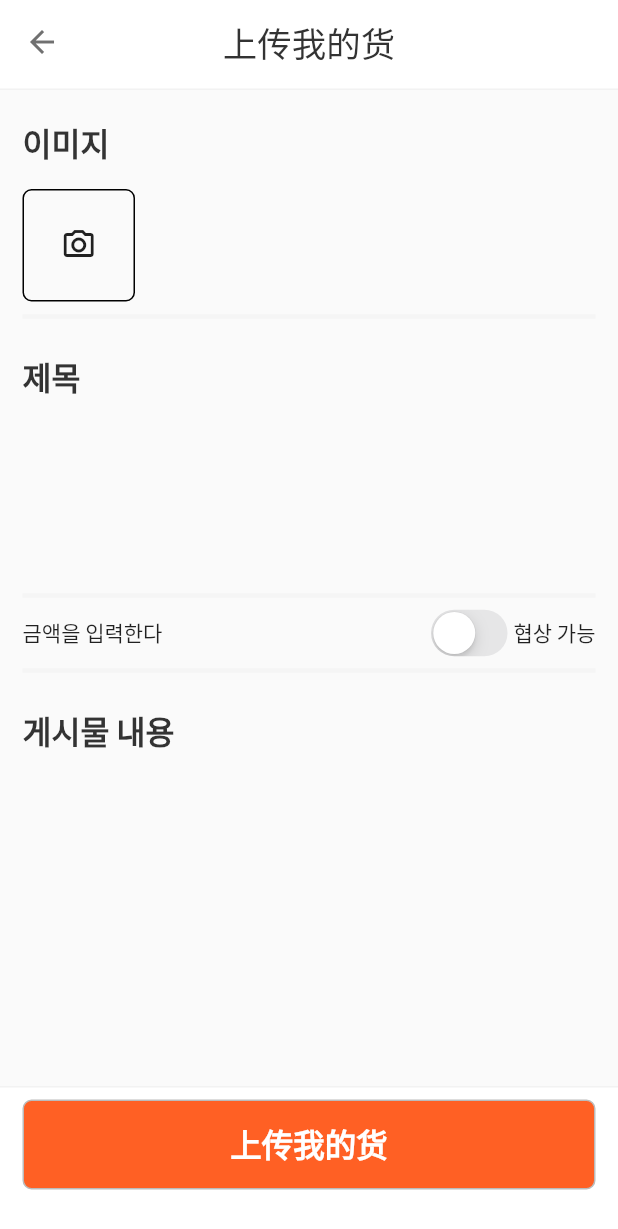
After one commit to tempBoys/quanyi, a Flutter app: the screen it shows after launch, after a tap on the "add" icon, on a phone screen of 412 x 824 dp. The commit adds this screen. Shown: the top 1229 px of the screen. Run offline on Flutter 3.47's test engine with Material 2 defaults, Android fonts, the phone set to English and light mode, and no system bars; our stand-ins replace flutter_swiper_null_safety, get, syncfusion_flutter_gauges; missing offline and left inert: multi_image_picker.

Commit message:
feat : 상품 업로드 스크린 추가

```diff
--- a/lib/HomeScreen/components/product_list.dart
+++ b/lib/HomeScreen/components/product_list.dart
@@ -13,6 +13,7 @@ class ProductList extends StatelessWidget {
     return GestureDetector(
       child: Container(
         height: 100,
+        color: Colors.white,
         child: Row(
           mainAxisAlignment: MainAxisAlignment.spaceBetween,
           crossAxisAlignment: CrossAxisAlignment.start,
--- a/lib/HomeScreen/home.dart
+++ b/lib/HomeScreen/home.dart
@@ -1,6 +1,7 @@
 import 'package:flutter/cupertino.dart';
 import 'package:flutter/material.dart';
 import 'package:get/get.dart';
+import 'package:quanyi/UploadScreen/upload.dart';
 import 'package:quanyi/models/constants.dart';
 import 'package:quanyi/widgets/kdivider.dart';
 import 'package:quanyi/widgets/normal_appbar.dart';
@@ -41,11 +42,7 @@ class HomeScreen extends StatelessWidget {
         elevation: 1,
         child: Icon(Icons.add_outlined, size: 30),
         onPressed: () {
-          Get.to(() => Scaffold(
-                appBar: NormalAppbar(
-                  title: "上传我的货",
-                ),
-              ));
+          Get.to(() => UploadScreen());
         },
       ),
     );
--- a/lib/ProductDetailScreen/components/product_detail_bottombar.dart
+++ b/lib/ProductDetailScreen/components/product_detail_bottombar.dart
@@ -5,6 +5,7 @@ import 'package:quanyi/ProductDetailScreen/getxControllers/product_detail_scroll
 import 'package:quanyi/models/constants.dart';
 import 'package:quanyi/models/utils/number_formatter.dart';
 import 'package:quanyi/widgets/lined_box.dart';
+import 'package:quanyi/widgets/normal_button.dart';
 
 class ProductDetailScreenBottomBar extends StatelessWidget {
   ProductDetailScreenBottomBar({
@@ -87,23 +88,11 @@ class ProductDetailScreenBottomBar extends StatelessWidget {
                       )),
                   Flexible(
                     flex: 3,
-                    child: GestureDetector(
-                      child: Container(
-                        decoration: BoxDecoration(
-                          color: kAccentColor,
-                          borderRadius: BorderRadius.circular(6),
-                        ),
-                        height: 60,
-                        child: Center(
-                          child: Text(
-                            "开始聊天",
-                            textScaleFactor: 1.5,
-                            style: TextStyle(
-                                color: Colors.white,
-                                fontWeight: FontWeight.bold),
-                          ),
-                        ),
-                      ),
+                    child: BottomBarButton(
+                      backgroundColor: kAccentColor,
+                      text: "开始聊天",
+                      textScaleFactor: 1.5,
+                      textColor: Colors.white,
                       onTap: () {
                         // 채팅화면으로 전환
                       },
--- /dev/null
+++ b/lib/UploadScreen/components/upload_bottombar.dart
@@ -0,0 +1,35 @@
+import 'package:flutter/material.dart';
+import 'package:quanyi/models/constants.dart';
+import 'package:quanyi/widgets/lined_box.dart';
+import 'package:quanyi/widgets/normal_button.dart';
+
+class UploadScreenBottomBar extends StatelessWidget {
+  const UploadScreenBottomBar({Key? key}) : super(key: key);
+
+  @override
+  Widget build(BuildContext context) {
+    return Container(
+      height: 100,
+      decoration: linedBox(top: true),
+      child: Column(
+        children: [
+          SizedBox(
+            height: 8,
+          ),
+          Padding(
+            padding: EdgeInsets.symmetric(horizontal: 15.0),
+            child: BottomBarButton(
+              backgroundColor: kAccentColor,
+              text: "上传我的货",
+              textScaleFactor: 1.5,
+              textColor: Colors.white,
+              onTap: () {
+                // 채팅화면으로 전환
+              },
+            ),
+          )
+        ],
+      ),
+    );
+  }
+}
--- /dev/null
+++ b/lib/UploadScreen/components/upload_contents.dart
@@ -0,0 +1,99 @@
+import 'package:flutter/cupertino.dart';
+import 'package:flutter/material.dart';
+import 'package:get/get.dart';
+import 'package:quanyi/UploadScreen/components/upload_contents/upload_images.dart';
+import 'package:quanyi/UploadScreen/components/upload_contents/upload_texts.dart';
+import 'package:quanyi/UploadScreen/getxControllers/description_controller.dart';
+import 'package:quanyi/models/constants.dart';
+import 'package:quanyi/models/size_config.dart';
+import 'package:quanyi/widgets/kdivider.dart';
+
+class UploadContents extends StatefulWidget {
+  const UploadContents({Key? key}) : super(key: key);
+
+  @override
+  _UploadContentsState createState() => _UploadContentsState();
+}
+
+class _UploadContentsState extends State<UploadContents> {
+  TextEditingController textController = TextEditingController();
+  double screenWidth = SizeConfig.screenWidth;
+  final reviewController = Get.put(DescriptionController());
+  bool _switchValue = false;
+  @override
+  Widget build(BuildContext context) {
+    return SingleChildScrollView(
+      physics: ClampingScrollPhysics(),
+      child: Column(
+        crossAxisAlignment: CrossAxisAlignment.stretch,
+        children: [
+          // 이미지를 업로드 한다
+          Padding(
+            padding: const EdgeInsets.only(bottom: 15),
+            child: Text(
+              '이미지',
+              textScaleFactor: 1.5,
+              style: TextStyle(
+                color: kTextColor,
+                fontWeight: FontWeight.bold,
+              ),
+            ),
+          ),
+          UploadImages(),
+          KDivider(height: 20),
+          // 제목을 업로드 한다
+          Padding(
+            padding: const EdgeInsets.only(top: 15),
+            child: Text(
+              '제목',
+              textScaleFactor: 1.5,
+              style: TextStyle(
+                color: kTextColor,
+                fontWeight: FontWeight.bold,
+              ),
+            ),
+          ),
+          UploadTexts(upload: Upload.title),
+          KDivider(height: 20),
+          // 금액을 입력한다 & 협상 가능 여부
+          Container(
+            height: 30,
+            child: Row(
+              mainAxisAlignment: MainAxisAlignment.spaceBetween,
+              children: [
+                Text("금액을 입력한다"),
+                Row(
+                  children: [
+                    CupertinoSwitch(
+                      value: _switchValue,
+                      onChanged: (value) {
+                        setState(() {
+                          _switchValue = value;
+                        });
+                      },
+                    ),
+                    Text("협상 가능")
+                  ],
+                ),
+              ],
+            ),
+          ),
+          KDivider(height: 20),
+          // 본 게시물 내용을 입력한다
+          Padding(
+            padding: const EdgeInsets.only(top: 15),
+            child: Text(
+              '게시물 내용',
+              textScaleFactor: 1.5,
+              style: TextStyle(
+                color: kTextColor,
+                fontWeight: FontWeight.bold,
+              ),
+            ),
+          ),
+          UploadTexts(upload: Upload.description),
+        ],
+      ),
+    );
+  }
+}
--- /dev/null
+++ b/lib/UploadScreen/components/upload_contents/upload_images.dart
@@ -0,0 +1,37 @@
+import 'package:flutter/material.dart';
+import 'package:get/get.dart';
+import 'package:quanyi/UploadScreen/getxControllers/description_controller.dart';
+import 'package:quanyi/models/size_config.dart';
+
+class UploadImages extends StatefulWidget {
+  const UploadImages({Key? key}) : super(key: key);
+
+  @override
+  _UploadImagesState createState() => _UploadImagesState();
+}
+
+class _UploadImagesState extends State<UploadImages> {
+  @override
+  Widget build(BuildContext context) {
+    double screenWidth = SizeConfig.screenWidth;
+    final reviewController = Get.put(DescriptionController());
+    return Obx(() => Container(
+          height: 75,
+          width: screenWidth - 50, // 좌우의 패딩값 2*(15+10)
+          child: SingleChildScrollView(
+            scrollDirection: Axis.horizontal,
+            child: Row(
+              children: [
+                reviewController.images.length != 0
+                    ? reviewController.generateImages()
+                    : Container(),
+                GestureDetector(
+                  child: reviewController.addImageIcon,
+                  onTap: reviewController.loadImages,
+                ),
+              ],
+            ),
+          ),
+        ));
+  }
+}
--- /dev/null
+++ b/lib/UploadScreen/components/upload_contents/upload_texts.dart
@@ -0,0 +1,33 @@
+import 'package:flutter/material.dart';
+import 'package:get/get.dart';
+import 'package:quanyi/UploadScreen/getxControllers/description_controller.dart';
+import 'package:quanyi/models/constants.dart';
+
+class UploadTexts extends StatefulWidget {
+  final Upload upload;
+  UploadTexts({Key? key, required this.upload}) : super(key: key);
+
+  @override
+  _UploadTextsState createState() => _UploadTextsState();
+}
+
+class _UploadTextsState extends State<UploadTexts> {
+  @override
+  Widget build(BuildContext context) {
+    TextEditingController textController = TextEditingController();
+    final reviewController = Get.put(DescriptionController());
+    return Container(
+      height: 120,
+      child: TextFormField(
+        maxLines: 10,
+        controller: textController,
+        decoration: InputDecoration(border: InputBorder.none),
+        onChanged: (text) {
+          widget.upload == Upload.description
+              ? reviewController.updateDescription(text: text)
+              : reviewController.updateTitle(text: text);
+        },
+      ),
+    );
+  }
+}
--- /dev/null
+++ b/lib/UploadScreen/getxControllers/description_controller.dart
@@ -0,0 +1,69 @@
+import 'package:flutter/material.dart';
+import 'package:get/get.dart';
+import 'package:multi_image_picker/multi_image_picker.dart';
+
+class DescriptionController extends GetxController {
+  // 삽입할 이미지 리스트
+  RxList<Asset> images = <Asset>[].obs;
+  // 입력한 제목
+  String title = '';
+  // 입력한 설명
+  String description = '';
+
+  // 제목 업데이트
+  void updateTitle({required String text}) {
+    title = text;
+  }
+
+  // 설명 업데이트
+  void updateDescription({required String text}) {
+    description = text;
+  }
+
+  // 사진 추가하기 아이콘
+  Widget addImageIcon = Container(
+    height: 75,
+    width: 75,
+    decoration: BoxDecoration(
+        border: Border.all(color: Colors.black),
+        borderRadius: BorderRadius.circular(6)),
+    child: Icon(Icons.camera_alt_outlined),
+  );
+
+  // 사진 선택 후 이미지 리스트 위젯을 생성한다
+  Widget generateImages() {
+    return Container(
+      height: 75,
+      width: (85 * images.length).toDouble(),
+      child: ListView.builder(
+          scrollDirection: Axis.horizontal,
+          itemCount: images.length,
+          itemBuilder: (BuildContext ctx, int index) {
+            Asset asset = images[index];
+            return Container(
+              padding: const EdgeInsets.only(right: 10.0),
+              decoration: BoxDecoration(borderRadius: BorderRadius.circular(6)),
+              child: AssetThumb(asset: asset, width: 75, height: 75),
+            );
+          }),
+    );
+  }
+
+  // 사진을 고른 후 이미지 리스트에다가 삽입한다
+  Future<void> loadImages() async {
+    List<Asset> resultList = <Asset>[];
+
+    try {
+      resultList = await MultiImagePicker.pickImages(
+        maxImages: 9,
+        enableCamera: true,
+        selectedAssets: images,
+        cupertinoOptions: CupertinoOptions(takePhotoIcon: "chat"),
+      );
+    } on Exception catch (e) {
+      print(e);
+    }
+
+    images.value = resultList;
+  }
+}
--- /dev/null
+++ b/lib/UploadScreen/upload.dart
@@ -0,0 +1,30 @@
+import 'package:flutter/material.dart';
+import 'package:get/get.dart';
+import 'package:quanyi/UploadScreen/components/upload_bottombar.dart';
+import 'package:quanyi/UploadScreen/components/upload_contents.dart';
+import 'package:quanyi/UploadScreen/getxControllers/description_controller.dart';
+import 'package:quanyi/widgets/normal_appbar.dart';
+
+class UploadScreen extends StatelessWidget {
+  UploadScreen({Key? key}) : super(key: key);
+  final descriptionController = Get.put(DescriptionController());
+
+  @override
+  Widget build(BuildContext context) {
+    return Scaffold(
+      appBar: NormalAppbar(
+        title: "上传我的货",
+      ),
+      body: GestureDetector(
+        child: Padding(
+          padding: const EdgeInsets.fromLTRB(15, 20, 15, 10),
+          child: UploadContents(),
+        ),
+        onTap: () {
+          FocusScope.of(context).unfocus();
+        },
+      ),
+      bottomNavigationBar: UploadScreenBottomBar(),
+    );
+  }
+}
--- a/lib/models/constants.dart
+++ b/lib/models/constants.dart
@@ -38,3 +38,6 @@ final kInfoCardHeight = 80.0;
 
 // Widget 관련
 BorderSide kBorderLine = BorderSide(color: Color(0xFFF2F2F2), width: 1);
+
+// 상품 업로드 관련
+enum Upload { title, description }
--- a/pubspec.yaml
+++ b/pubspec.yaml
@@ -33,6 +33,7 @@ dependencies:
   syncfusion_flutter_gauges: ^19.2.51
   intl: ^0.17.0
   flutter_swiper_null_safety: ^1.0.2
+  multi_image_picker: ^4.8.1
 
 dev_dependencies:
   flutter_test:
```
Also changed, not shown: pubspec.lock, 396 other files.
